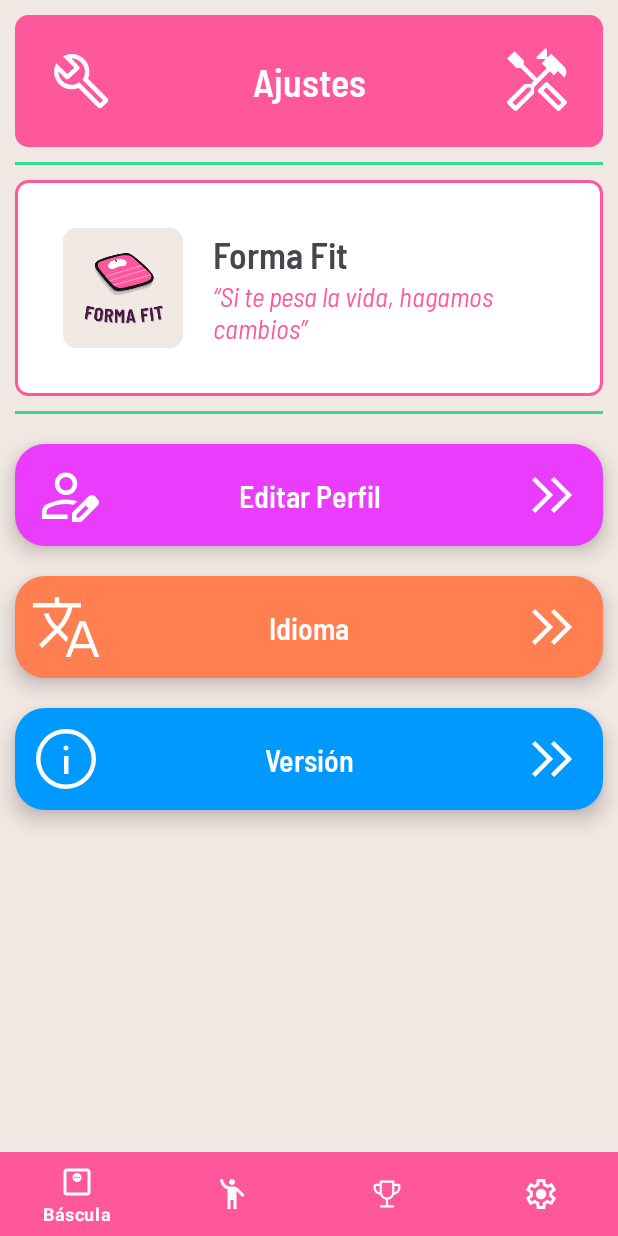
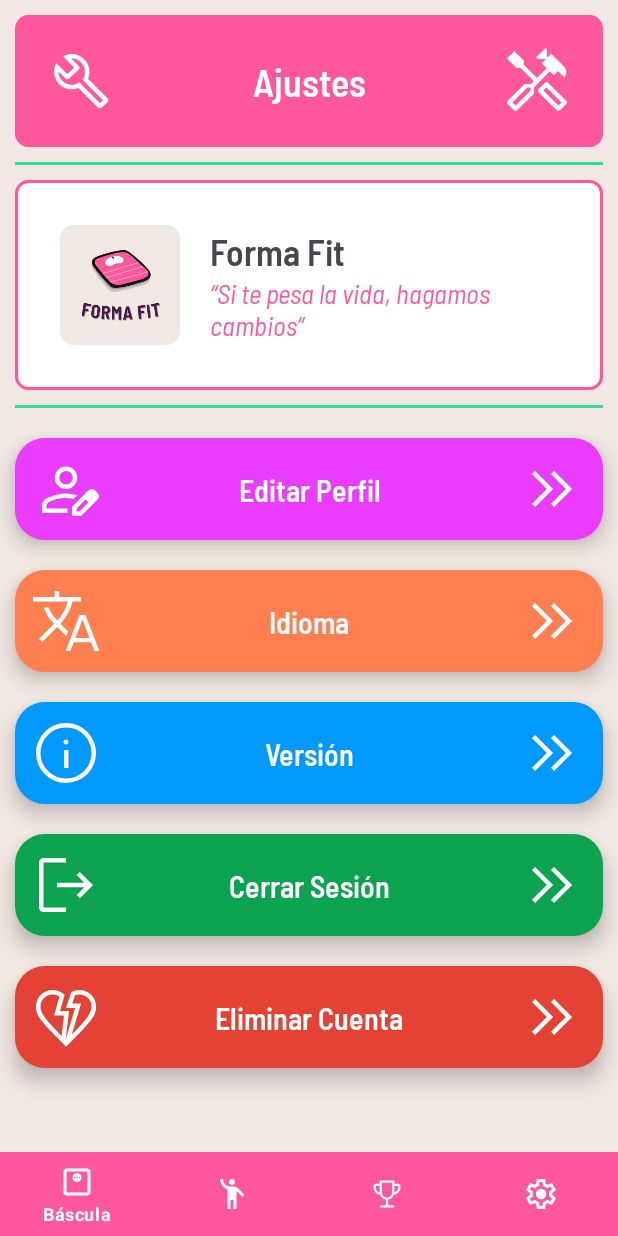
Before and after one commit to MarioCamposPulido/FormaFit, an Android app: the fragment AjustesFragment placed in its activity, on a phone screen of 412 x 824 dp. Run offline under Robolectric (Android 15) with nearby library versions, the phone set to English and light mode, and no system bars; libraries missing offline, so code that uses them is left out: com.github.mikephil.charting; 40 statements that could not run were skipped.

Commit message:
Corrección de errores

```diff
--- a/FormaFit/app/src/main/java/com/example/formafit/fragments/AjustesFragment.java
+++ b/FormaFit/app/src/main/java/com/example/formafit/fragments/AjustesFragment.java
@@ -2,6 +2,7 @@ package com.example.formafit.fragments;
 
 import android.app.AlertDialog;
 import android.content.DialogInterface;
+import android.content.Intent;
 import android.content.res.Configuration;
 import android.content.res.Resources;
 import android.os.Bundle;
@@ -16,15 +17,18 @@ import android.widget.RadioButton;
 import android.widget.TextView;
 
 import com.example.formafit.R;
+import com.example.formafit.activities.Login;
 import com.example.formafit.activities.MainActivity;
+import com.example.formafit.base_datos.BaseDatosHelper;
 import com.github.mikephil.charting.BuildConfig;
 
 import java.util.Locale;
 
 public class AjustesFragment extends Fragment {
 
-    TextView infoAjustes, idiomaAjustes, editarPerfilAjustes;
-    RadioButton radioButtonEspanol, radioButtonIngles;
+    private TextView infoAjustes, idiomaAjustes, editarPerfilAjustes, cerrarSesionAjustes, eliminarCuentaAjustes;
+    private RadioButton radioButtonEspanol, radioButtonIngles;
+    private BaseDatosHelper dbHelper;
 
     private static String idiomaSeleccionado = "";
 
@@ -41,6 +45,27 @@ public class AjustesFragment extends Fragment {
         AlertDialog.Builder builder = new AlertDialog.Builder(getContext());
         builder.setMessage(getResources().getString(R.string.version) + ": " + BuildConfig.VERSION_NAME)
                 .setTitle(null);
+        AlertDialog dialog = builder.create();
+        dialog.show();
+    }
+
+    public void showDialogEliminarCuenta() {
+        AlertDialog.Builder builder = new AlertDialog.Builder(getContext());
+        builder.setMessage(getResources().getString(R.string.confirmacionEliminacion))
+                .setTitle(getResources().getString(R.string.eliminarCuenta))
+                .setPositiveButton(getResources().getString(R.string.aceptar), new DialogInterface.OnClickListener() {
+                    public void onClick(DialogInterface dialog, int id) {
+                        dbHelper = new BaseDatosHelper(getContext());
+                        dbHelper.deleteAllDataUser(MainActivity.email);
+                        MainActivity.email = null;
+                        startActivity(new Intent(getActivity(), Login.class));
+                    }
+                })
+                .setNegativeButton(getResources().getString(R.string.cancelar), new DialogInterface.OnClickListener() {
+                    public void onClick(DialogInterface dialog, int id) {
+                        dialog.cancel();
+                    }
+                });
         AlertDialog dialog = builder.create();
         dialog.show();
     }
@@ -106,6 +131,8 @@ public class AjustesFragment extends Fragment {
         infoAjustes = view.findViewById(R.id.infoAjustes);
         idiomaAjustes = view.findViewById(R.id.idiomaAjustes);
         editarPerfilAjustes = view.findViewById(R.id.editarPerfilAjustes);
+        cerrarSesionAjustes = view.findViewById(R.id.cerrarSesionAjustes);
+        eliminarCuentaAjustes = view.findViewById(R.id.eliminarCuentaAjustes);
 
         editarPerfilAjustes.setOnClickListener(new View.OnClickListener() {
             @Override
@@ -128,6 +155,21 @@ public class AjustesFragment extends Fragment {
             }
         });
 
+        cerrarSesionAjustes.setOnClickListener(new View.OnClickListener() {
+            @Override
+            public void onClick(View view) {
+                MainActivity.email = null;
+                startActivity(new Intent(getActivity(), Login.class));
+            }
+        });
+
+        eliminarCuentaAjustes.setOnClickListener(new View.OnClickListener() {
+            @Override
+            public void onClick(View view) {
+                showDialogEliminarCuenta();
+            }
+        });
+
         return view;
     }
 }
--- a/FormaFit/app/src/main/java/com/example/formafit/fragments/DiarioFragment.java
+++ b/FormaFit/app/src/main/java/com/example/formafit/fragments/DiarioFragment.java
@@ -29,7 +29,7 @@ public class DiarioFragment extends Fragment {
         // Required empty public constructor
     }
 
-    private void showCustomDialog() {
+    private void showCustomDialogEliminarAllEntradasPeso() {
         LayoutInflater inflater = getLayoutInflater();
         View dialogLayout = inflater.inflate(R.layout.dialog_borrar_peso, null);
 
@@ -83,7 +83,7 @@ public class DiarioFragment extends Fragment {
         eliminarTodasEntradasPesoDiario.setOnClickListener(new View.OnClickListener() {
             @Override
             public void onClick(View view) {
-                showCustomDialog();
+                showCustomDialogEliminarAllEntradasPeso();
             }
         });
 
--- a/FormaFit/app/src/main/java/com/example/formafit/fragments/EntradaPesoFragment.java
+++ b/FormaFit/app/src/main/java/com/example/formafit/fragments/EntradaPesoFragment.java
@@ -138,6 +138,7 @@ public class EntradaPesoFragment extends Fragment {
                     dbHelper.insertNewEntradaPeso(MainActivity.email, fechaButtonEntradaPeso.getText().toString(),
                             descripcionEntradaPeso.getText().toString(), imgTomada,
                             pesoNuevo);
+                    imgTomada = null;
                 }else {
                     dbHelper.insertNewEntradaPeso(MainActivity.email, fechaButtonEntradaPeso.getText().toString(),
                             descripcionEntradaPeso.getText().toString(), null,
--- /dev/null
+++ b/FormaFit/app/src/main/res/drawable/icon_cerrar_sesion.xml
@@ -0,0 +1,9 @@
+<vector xmlns:android="http://schemas.android.com/apk/res/android"
+    android:width="48dp"
+    android:height="48dp"
+    android:viewportWidth="960"
+    android:viewportHeight="960">
+  <path
+      android:pathData="M180,840q-24,0 -42,-18t-18,-42v-600q0,-24 18,-42t42,-18h299v60L180,180v600h299v60L180,840ZM666,655 L623,612 725,510L360,510v-60h363L621,348l43,-43 176,176 -174,174Z"
+      android:fillColor="@color/white"/>
+</vector>
--- /dev/null
+++ b/FormaFit/app/src/main/res/drawable/icon_corazon_roto.xml
@@ -0,0 +1,9 @@
+<vector xmlns:android="http://schemas.android.com/apk/res/android"
+    android:width="48dp"
+    android:height="48dp"
+    android:viewportWidth="960"
+    android:viewportHeight="960">
+  <path
+      android:pathData="M481,876Q346,740 266.5,657t-121,-137.5Q104,465 92,426.18q-12,-38.82 -12,-86.6Q80,248 144,184q64,-64 156,-64 45,0 87,16.5t75,47.5l-62,216h121l-46,383 127,-423L480,360l71,-212q25,-14 52.5,-21t56.5,-7q92,0 156,64t64,156q0,46.12 -11.5,84.56Q857,463 816,518T696,656q-79,83 -215,220ZM421,732 L453,460L320,460l73,-254q-22,-11 -45,-18.5t-48,-7.5q-66.29,0 -113.14,46.86Q140,273.71 140,340q0,32.67 12.5,65.33Q165,438 196.5,482t86,103.5Q337,645 421,732ZM557,714q140,-136 201.5,-223.5T820,339.63Q820,274 773.14,227 726.29,180 660,180q-15.33,0 -30.67,3 -15.33,3 -29.33,8l-36,109h117L557,714ZM681,300ZM320,460Z"
+      android:fillColor="#000000"/>
+</vector>
--- a/FormaFit/app/src/main/res/layout/fragment_ajustes.xml
+++ b/FormaFit/app/src/main/res/layout/fragment_ajustes.xml
@@ -35,7 +35,7 @@
         android:orientation="horizontal"
         android:background="@drawable/backgroud_white_rounded"
         android:layout_margin="10dp"
-        android:padding="12dp">
+        android:padding="10dp">
 
         <ImageView
             android:id="@+id/diarioImagen"
@@ -118,11 +118,29 @@
         app:drawableEndCompat="@drawable/icon_adelante"
         app:drawableStartCompat="@drawable/icon_idioma" />
 
+
     <TextView
         android:id="@+id/infoAjustes"
         android:layout_width="match_parent"
         android:layout_height="wrap_content"
+        android:layout_margin="10dp"
+        android:background="@drawable/buttons_funcionales"
+        android:backgroundTint="@color/azul"
+        android:elevation="8dp"
+        android:fontFamily="@font/barlowsemicondensedsemibold"
+        android:gravity="center"
+        android:padding="10dp"
         android:text="@string/version"
+        android:textColor="@color/white"
+        android:textSize="20sp"
+        app:drawableEndCompat="@drawable/icon_adelante"
+        app:drawableStartCompat="@drawable/icon_info" />
+
+    <TextView
+        android:id="@+id/cerrarSesionAjustes"
+        android:layout_width="match_parent"
+        android:layout_height="wrap_content"
+        android:text="@string/cerrarSesion"
         android:textColor="@color/white"
         android:background="@drawable/buttons_funcionales"
         android:padding="10dp"
@@ -132,8 +150,27 @@
         android:elevation="8dp"
         android:gravity="center"
         app:drawableEndCompat="@drawable/icon_adelante"
-        app:drawableStartCompat="@drawable/icon_info"
-        android:backgroundTint="@color/azul"/>
+        app:drawableStartCompat="@drawable/icon_cerrar_sesion"
+        android:backgroundTint="@color/verdeMasOscuro"
+        app:drawableTint="@color/white" />
+
+    <TextView
+        android:id="@+id/eliminarCuentaAjustes"
+        android:layout_width="match_parent"
+        android:layout_height="wrap_content"
+        android:layout_margin="10dp"
+        android:background="@drawable/buttons_funcionales"
+        android:backgroundTint="@color/rojo"
+        android:elevation="8dp"
+        android:fontFamily="@font/barlowsemicondensedsemibold"
+        android:gravity="center"
+        android:padding="10dp"
+        android:text="@string/eliminarCuenta"
+        android:textColor="@color/white"
+        android:textSize="20sp"
+        app:drawableEndCompat="@drawable/icon_adelante"
+        app:drawableStartCompat="@drawable/icon_corazon_roto"
+        app:drawableTint="@color/white" />
 
 
 </LinearLayout>
--- a/FormaFit/app/src/main/res/values/colors.xml
+++ b/FormaFit/app/src/main/res/values/colors.xml
@@ -13,4 +13,6 @@
     <color name="verde">#37D837</color>
     <color name="naranja">#FF7F50</color>
     <color name="rojo"> #E34234 </color>
+
+    <color name="verdeMasOscuro">#0BA34F</color>
 </resources>
--- a/FormaFit/app/src/main/res/values/strings.xml
+++ b/FormaFit/app/src/main/res/values/strings.xml
@@ -68,6 +68,9 @@
     <string name="editarPerfil"> Editar Perfil </string>
     <string name="editarDatos"> ★   Edita tus datos   ★ </string>
     <string name="aplicarCambios"> Aplicar Cambios </string>
+    <string name="cerrarSesion"> Cerrar Sesión </string>
+    <string name="eliminarCuenta"> Eliminar Cuenta </string>
+    <string name="confirmacionEliminacion"> ¿Estás seguro que quieres eliminar la cuenta? </string>
 
     <!-- Recycler Desfios -->
     <string name="titulo"> Título </string>
```
Also changed, not shown: FormaFit/app/src/main/java/com/example/formafit/adapter/AdapterRecyclerViewDesafios.java (+11 -13 lines), FormaFit/app/src/main/java/com/example/formafit/base_datos/BaseDatosHelper.java (+40 -20 lines), FormaFit/app/src/main/java/com/example/formafit/fragments/BasculaFragment.java (+5 -4 lines).
